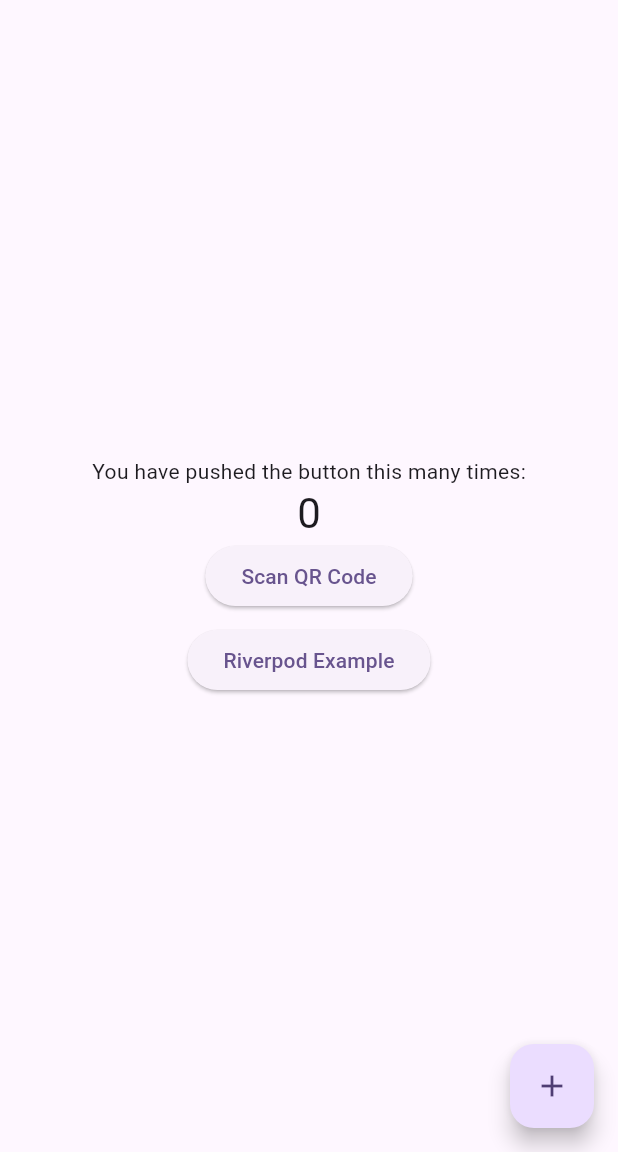
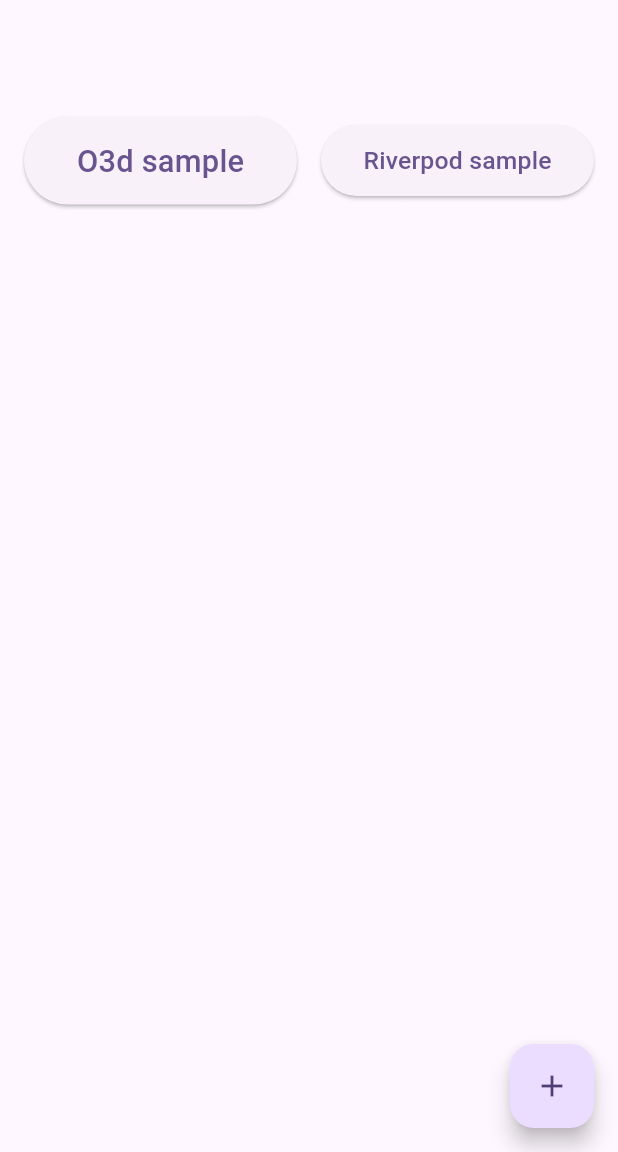
Before and after one commit to benny856694/flutter_study, a Flutter app: the screen it shows after launch, on a phone screen of 412 x 824 dp, the part 84-1236 px from its top. Run offline on Flutter 3.47's test engine with Material 2 defaults, Android fonts, the phone set to English and light mode, and no system bars; our stand-ins replace flutter_easyloading, flutter_hooks, hooks_riverpod, image_picker; missing offline and left inert: mobile_scanner.

```diff
--- a/lib/main.dart
+++ b/lib/main.dart
@@ -1,10 +1,9 @@
 import 'package:flutter/material.dart';
 import 'package:flutter_easyloading/flutter_easyloading.dart';
 import 'package:flutter_studdy/mobilescanner.dart';
+import 'package:flutter_studdy/o3d.dart';
 import 'package:flutter_studdy/riverpod_example.dart';
 import 'package:hooks_riverpod/hooks_riverpod.dart';
-
-
 
 void main() async {
   runApp(const ProviderScope(child: MyApp()));
@@ -93,55 +92,30 @@ class _MyHomePageState extends State<MyHomePage> {
         // the App.build method, and use it to set our appbar title.
         title: Text(widget.title),
       ),
-      body: Center(
-        // Center is a layout widget. It takes a single child and positions it
-        // in the middle of the parent.
-        child: Column(
-          // Column is also a layout widget. It takes a list of children and
-          // arranges them vertically. By default, it sizes itself to fit its
-          // children horizontally, and tries to be as tall as its parent.
-          //
-          // Column has various properties to control how it sizes itself and
-          // how it positions its children. Here we use mainAxisAlignment to
-          // center the children vertically; the main axis here is the vertical
-          // axis because Columns are vertical (the cross axis would be
-          // horizontal).
-          //
-          // TRY THIS: Invoke "debug painting" (choose the "Toggle Debug Paint"
-          // action in the IDE, or press "p" in the console), to see the
-          // wireframe for each widget.
-          mainAxisAlignment: MainAxisAlignment.center,
-          children: <Widget>[
-            const Text(
-              'You have pushed the button this many times:',
+      body: Padding(
+        padding: const EdgeInsets.all(16.0),
+        child: GridView.count(
+          crossAxisCount: 2,
+          mainAxisSpacing: 16,
+          crossAxisSpacing: 16,
+          children: [
+            FittedBox(
+              child: ElevatedButton(
+                  onPressed: () {
+                    Navigator.push(context,
+                        MaterialPageRoute(builder: (ctx) => const O3d()));
+                  },
+                  child: const Text('O3d sample')),
             ),
-            Text(
-              '$_counter',
-              style: Theme.of(context).textTheme.headlineMedium,
-            ),
-            ElevatedButton(
-              onPressed: () {
-                Navigator.of(context).push(
-                  MaterialPageRoute(
-                    builder: (context) =>
-                        const BarcodeListScannerWithController(),
-                  ),
-                );
-              },
-              child: const Text('Scan QR Code'),
-            ),
-            const SizedBox(
-              height: 8,
-            ),
-            ElevatedButton(
-              onPressed: () {
-                Navigator.of(context).push(
-                  MaterialPageRoute(
-                    builder: (context) => const RiverPodExample(),
-                  ),
-                );
-              },
-              child: const Text('Riverpod Example'),
+            FittedBox(
+              child: ElevatedButton(
+                  onPressed: () {
+                    Navigator.push(
+                        context,
+                        MaterialPageRoute(
+                            builder: (ctx) => const RiverPodExample()));
+                  },
+                  child: const Text('Riverpod sample')),
             ),
           ],
         ),
@@ -150,7 +124,7 @@ class _MyHomePageState extends State<MyHomePage> {
         onPressed: _incrementCounter,
         tooltip: 'Increment',
         child: const Icon(Icons.add),
-      ), // This trailing comma makes auto-formatting nicer for build methods.
+      ),
     );
   }
 }
--- /dev/null
+++ b/lib/o3d.dart
@@ -0,0 +1,16 @@
+import 'package:flutter/material.dart';
+import 'package:hooks_riverpod/hooks_riverpod.dart';
+
+class O3d extends HookConsumerWidget {
+  const O3d({super.key});
+  @override
+  Widget build(BuildContext context, WidgetRef ref) {
+    return Scaffold(
+      appBar: AppBar(
+        title: const Text('O3d example'),
+        backgroundColor: Theme.of(context).colorScheme.inversePrimary,
+      ),
+      body: Container(),
+    );
+  }
+}
--- a/lib/riverpod_example.dart
+++ b/lib/riverpod_example.dart
@@ -47,7 +47,7 @@ class RiverPodExample extends HookConsumerWidget {
                   onTap: () {
                     EasyLoading.showInfo('clicked');
                   },
-                  child: Icon(Icons.qr_code),
+                  child: const Icon(Icons.qr_code),
                 ),
               ),
             ),
```
